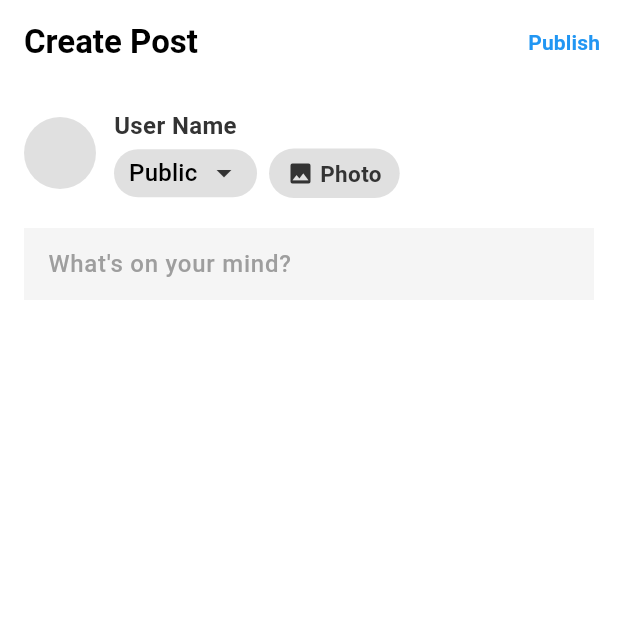
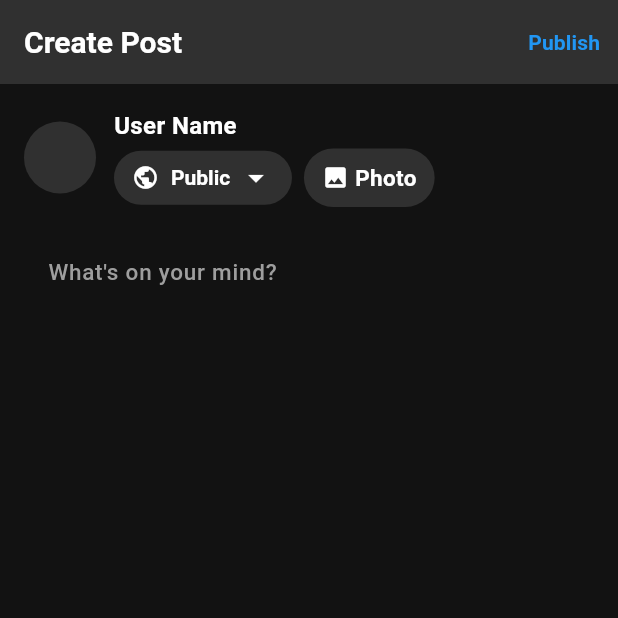
Before and after one commit to anees-dahot/flock, a Flutter app: the screen it shows after launch, on a phone screen of 412 x 824 dp, the top half of it. Run offline on Flutter 3.47's test engine with Material 3 defaults, Android fonts, the phone set to English and light mode, and no system bars; our stand-ins replace another_flushbar, bloc, cached_network_image, equatable, flutter_bloc, image_picker and 1 more; missing offline and left inert: cloudinary_public; accounts and stored records are empty; Roboto replaces fonts that are missing (Poppins).

Commit message:
made screen beutiful

```diff
--- a/lib/features/add posts/screens/add_post.dart
+++ b/lib/features/add posts/screens/add_post.dart
@@ -81,9 +81,11 @@ class _AddPostState extends State<AddPost> {
                             children: [
                               Container(
                                 padding: const EdgeInsets.symmetric(
-                                    horizontal: 10, vertical: 4),
+                                    horizontal: 12, vertical: 6),
                                 decoration: BoxDecoration(
-                                  color: Theme.of(context).colorScheme.primaryContainer,
+                                  color: Theme.of(context)
+                                      .colorScheme
+                                      .primaryContainer,
                                   borderRadius: BorderRadius.circular(20),
                                 ),
                                 child: DropdownButtonHideUnderline(
@@ -92,18 +94,51 @@ class _AddPostState extends State<AddPost> {
                                         .map((String value) {
                                       return DropdownMenuItem<String>(
                                         value: value,
-                                        child: Text(value),
+                                        child: Row(
+                                          mainAxisSize: MainAxisSize.min,
+                                          children: [
+                                            Icon(
+                                              value == 'Public'
+                                                  ? Icons.public
+                                                  : Icons.lock,
+                                              size: 18,
+                                              color: Theme.of(context)
+                                                  .colorScheme
+                                                  .onSurface,
+                                            ),
+                                            const SizedBox(width: 8),
+                                            Text(
+                                              value,
+                                              style: TextStyle(
+                                                color: Theme.of(context)
+                                                    .colorScheme
+                                                    .onBackground,
+                                                fontWeight: FontWeight.bold,
+                                              ),
+                                            ),
+                                          ],
+                                        ),
                                       );
                                     }).toList(),
                                     value: _visibilityValue,
-                                    onChanged: (value) {
-                                      setState(() {
-                                        _visibilityValue = value;
-                                      });
-                                    },
-                                    icon:  Icon(Icons.arrow_drop_down,
-                                    color: Theme.of(context).colorScheme.onBackground,),
+                                    onChanged: (value) {},
+                                    icon: Icon(
+                                      Icons.arrow_drop_down,
+                                      color: Theme.of(context)
+                                          .colorScheme
+                                          .onBackground,
+                                    ),
                                     isDense: true,
+                                    dropdownColor: Theme.of(context)
+                                        .colorScheme
+                                        .primaryContainer,
+                                    borderRadius: BorderRadius.circular(16),
+                                    style: TextStyle(
+                                      color: Theme.of(context)
+                                          .colorScheme
+                                          .onBackground,
+                                      fontSize: 14,
+                                    ),
                                   ),
                                 ),
                               ),
@@ -127,11 +162,11 @@ class _AddPostState extends State<AddPost> {
                   ),
                 ),
                 const SizedBox(height: 20),
-
                 BlocBuilder<AddPostBloc, AddPostState>(
                   bloc: _addPostBloc,
                   builder: (context, state) {
-    if (state is PickPostImagesSuccessState && state.images.isNotEmpty) {
+                    if (state is PickPostImagesSuccessState &&
+                        state.images.isNotEmpty) {
                       return Container(
                         height: 400,
                         width: double.infinity,
@@ -160,9 +195,10 @@ class _AddPostState extends State<AddPost> {
       return Image.file(File(imagePaths[0]), fit: BoxFit.cover);
     } else if (imageCount == 2) {
       return Row(
-      children: imagePaths.map((path) => Expanded(
-        child: Image.file(File(path), fit: BoxFit.cover)
-      )).toList(),
+        children: imagePaths
+            .map((path) =>
+                Expanded(child: Image.file(File(path), fit: BoxFit.cover)))
+            .toList(),
       );
     } else if (imageCount == 3) {
       return Row(
@@ -175,9 +211,11 @@ class _AddPostState extends State<AddPost> {
           Expanded(
             child: Column(
               children: [
-              Expanded(child: Image.file(File(imagePaths[1]), fit: BoxFit.cover)),
+                Expanded(
+                    child: Image.file(File(imagePaths[1]), fit: BoxFit.cover)),
                 const SizedBox(height: 2),
-              Expanded(child: Image.file(File(imagePaths[2]), fit: BoxFit.cover)),
+                Expanded(
+                    child: Image.file(File(imagePaths[2]), fit: BoxFit.cover)),
               ],
             ),
           ),
@@ -190,7 +228,10 @@ class _AddPostState extends State<AddPost> {
         physics: NeverScrollableScrollPhysics(),
         mainAxisSpacing: 2,
         crossAxisSpacing: 2,
-      children: imagePaths.asMap().entries.map((entry) {
+        children: imagePaths
+            .asMap()
+            .entries
+            .map((entry) {
               int idx = entry.key;
               String path = entry.value;
               if (idx == 3 && imageCount > 4) {
@@ -205,7 +246,10 @@ class _AddPostState extends State<AddPost> {
                         child: Center(
                           child: Text(
                             '+${imageCount - 4}',
-                      style: TextStyle(color: Colors.white, fontSize: 22, fontWeight: FontWeight.bold),
+                            style: TextStyle(
+                                color: Colors.white,
+                                fontSize: 22,
+                                fontWeight: FontWeight.bold),
                           ),
                         ),
                       ),
@@ -214,7 +258,9 @@ class _AddPostState extends State<AddPost> {
                 );
               }
               return Image.file(File(path), fit: BoxFit.cover);
-      }).toList().sublist(0, imageCount > 4 ? 4 : imageCount),
+            })
+            .toList()
+            .sublist(0, imageCount > 4 ? 4 : imageCount),
       );
     }
   }
@@ -231,7 +277,7 @@ void _openImageGallery(List<String> imagePaths) {
         _addPostBloc.add(PickPostImagesEvent());
       },
       child: Container(
-        padding: const EdgeInsets.symmetric(horizontal: 12, vertical: 6),
+        padding: const EdgeInsets.symmetric(horizontal: 12, vertical: 9),
         decoration: BoxDecoration(
           color: Theme.of(context).colorScheme.primaryContainer,
           borderRadius: BorderRadius.circular(20),
--- a/lib/main.dart
+++ b/lib/main.dart
@@ -33,7 +33,7 @@ class MyApp extends StatelessWidget {
             debugShowCheckedModeBanner: false,
             theme: lightTheme,
             darkTheme: darkTheme,
-            themeMode: ThemeMode.light,
+            themeMode: ThemeMode.dark,
             onGenerateRoute: generateRoute,
             // initialRoute: NavigationBarScreen.routeName,
             home: AddPost(),
```
Lines whose indentation alone changed are shown as unchanged.
